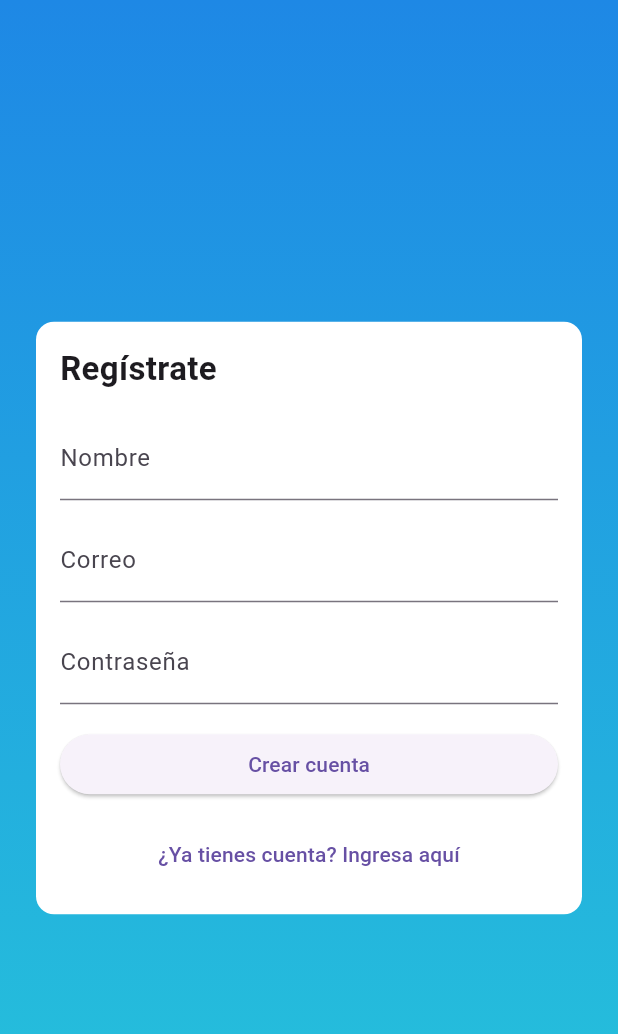
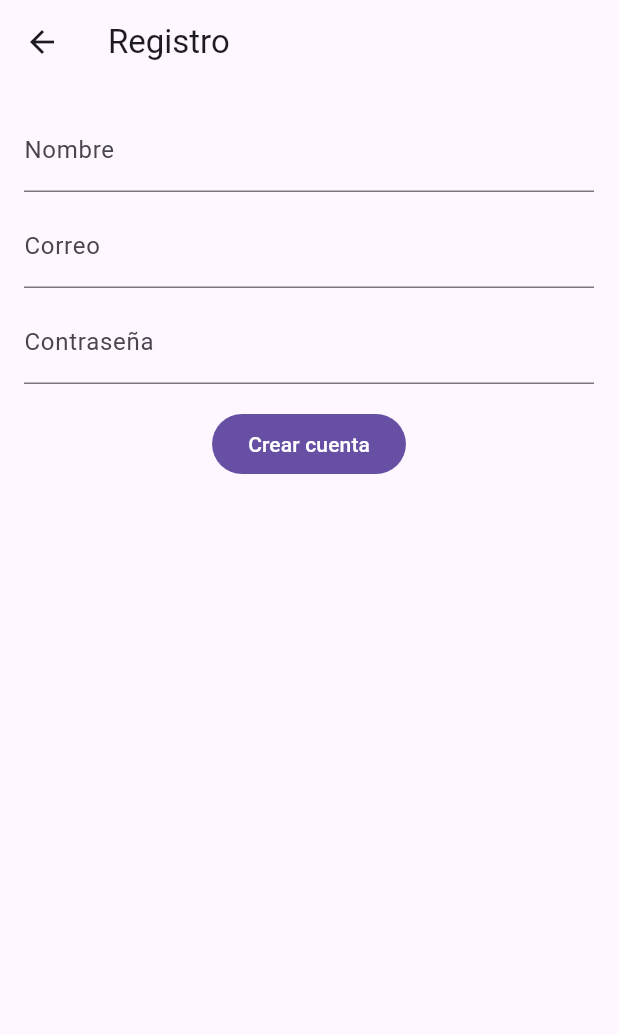
Before and after one commit to Carlosmercg/Bochica, a Flutter app: the screen it shows after launch, after a tap on "Regístrate", on a phone screen of 412 x 824 dp. Shown: the top 1034 px of the screen. Run offline on Flutter 3.47's test engine with Material 3 defaults, Android fonts, the phone set to English and light mode, and no system bars; our stand-ins replace firebase_auth, firebase_core; accounts and stored records are empty.

```diff
--- a/front/lib/auth/screens/auth_bienvenida_screen.dart
+++ b/front/lib/auth/screens/auth_bienvenida_screen.dart
@@ -24,18 +24,21 @@ class AuthBienvenidaScreen extends StatelessWidget {
                 children: [
                   const Icon(Icons.water_drop, size: 96, color: Colors.white),
                   const SizedBox(height: 12),
-                  const Text('BOCHICA', style: TextStyle(color: Colors.white, fontWeight: FontWeight.w700, fontSize: 24)),
-                  const SizedBox(height: 32),
                   const Text(
-                    'Bienvenido a la nueva era del ahorro',
-                    textAlign: TextAlign.center,
-                    style: TextStyle(color: Colors.white, fontSize: 20),
+                    'BOCHICA',
+                    style: TextStyle(
+                      color: Colors.white,
+                      fontWeight: FontWeight.w700,
+                      fontSize: 24,
+                    ),
                   ),
                   const SizedBox(height: 32),
                   SizedBox(
                     width: double.infinity,
                     child: ElevatedButton(
-                      onPressed: () => Navigator.pushNamed(context, AppRoutes.authLogin),
+                      onPressed:
+                          () =>
+                              Navigator.pushNamed(context, AppRoutes.authLogin),
                       child: const Text('Ingresa'),
                     ),
                   ),
@@ -43,7 +46,11 @@ class AuthBienvenidaScreen extends StatelessWidget {
                   SizedBox(
                     width: double.infinity,
                     child: ElevatedButton(
-                      onPressed: () => Navigator.pushNamed(context, AppRoutes.authRegister),
+                      onPressed:
+                          () => Navigator.pushNamed(
+                            context,
+                            AppRoutes.authRegister,
+                          ),
                       child: const Text('Regístrate'),
                     ),
                   ),
--- a/front/lib/auth/screens/auth_registro_screen.dart
+++ b/front/lib/auth/screens/auth_registro_screen.dart
@@ -1,5 +1,5 @@
 import 'package:flutter/material.dart';
-import 'package:provider/provider.dart'; // 👈 Falta este import
+import 'package:provider/provider.dart';
 import '../../core/routes/app_routes.dart';
 import '../../core/services/auth_service.dart';
 
@@ -13,7 +13,7 @@ class AuthRegistroScreen extends StatefulWidget {
 class _AuthRegistroScreenState extends State<AuthRegistroScreen> {
   final _emailCtrl = TextEditingController();
   final _passCtrl = TextEditingController();
-  final _nameCtrl = TextEditingController(); // 👈 Agregado
+  final _nameCtrl = TextEditingController();
   bool _loading = false;
 
   Future<void> _registrar() async {
@@ -45,84 +45,35 @@ class _AuthRegistroScreenState extends State<AuthRegistroScreen> {
   @override
   Widget build(BuildContext context) {
     return Scaffold(
-      body: Container(
-        decoration: const BoxDecoration(
-          gradient: LinearGradient(
-            begin: Alignment.topCenter,
-            end: Alignment.bottomCenter,
-            colors: [Color(0xFF1E88E5), Color(0xFF26C6DA)],
-          ),
-        ),
-        child: SafeArea(
-          child: Center(
-            child: Padding(
-              padding: const EdgeInsets.all(24),
+      appBar: AppBar(title: const Text('Registro')),
+      body: Padding(
+        padding: const EdgeInsets.all(16),
         child: Column(
-                mainAxisAlignment: MainAxisAlignment.center,
-                crossAxisAlignment: CrossAxisAlignment.stretch,
           children: [
-                  Container(
-                    padding: const EdgeInsets.all(16),
-                    decoration: BoxDecoration(
-                      color: Colors.white,
-                      borderRadius: BorderRadius.circular(12),
-                    ),
-                    child: Column(
-                      crossAxisAlignment: CrossAxisAlignment.stretch,
-                      children: [
-                        const Text(
-                          'Regístrate',
-                          style: TextStyle(
-                            fontSize: 22,
-                            fontWeight: FontWeight.w700,
-                          ),
-                        ),
-                        const SizedBox(height: 16),
             TextField(
               controller: _nameCtrl,
-                          decoration: const InputDecoration(
-                            labelText: 'Nombre',
+              decoration: const InputDecoration(labelText: 'Nombre'),
             ),
-                        ),
-                        const SizedBox(height: 12),
+            const SizedBox(height: 8),
             TextField(
               controller: _emailCtrl,
-                          decoration: const InputDecoration(
-                            labelText: 'Correo',
+              decoration: const InputDecoration(labelText: 'Correo'),
             ),
-                        ),
-                        const SizedBox(height: 12),
+            const SizedBox(height: 8),
             TextField(
               controller: _passCtrl,
-                          decoration: const InputDecoration(
-                            labelText: 'Contraseña',
-                          ),
+              decoration: const InputDecoration(labelText: 'Contraseña'),
               obscureText: true,
             ),
             const SizedBox(height: 16),
-                        ElevatedButton(
+            FilledButton(
               onPressed: _loading ? null : _registrar,
               child:
                   _loading
                       ? const CircularProgressIndicator()
                       : const Text('Crear cuenta'),
             ),
-                        const SizedBox(height: 12),
-                        TextButton(
-                          onPressed:
-                              () => Navigator.pushReplacementNamed(
-                                context,
-                                AppRoutes.authLogin,
-                              ),
-                          child: const Text('¿Ya tienes cuenta? Ingresa aquí'),
-                        ),
           ],
-                    ),
-                  ),
-                ],
-              ),
-            ),
-          ),
         ),
       ),
     );
```
Also changed, not shown: front/lib/auth/models/auth_user.dart (+27 -13 lines), front/lib/auth/screens/auth_login_screen.dart (+21 -4 lines). Lines whose indentation alone changed are shown as unchanged.
